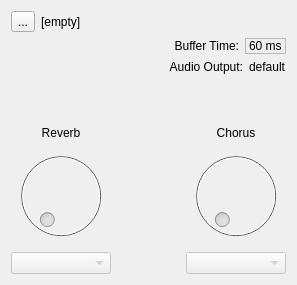
The window that guisynth/mainwindow.ui (pedrolcl/fluidlite-qtmultimedia) describes before a commit, drawn with Qt 5.
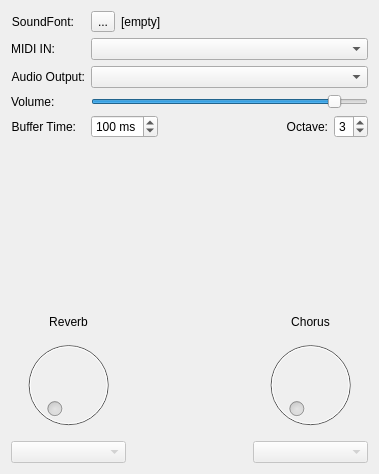
The same window after the commit. Icons and pictures are not drawn. Custom widgets are drawn as their Qt base class.

What changed in the file:
```diff
--- a/guisynth/mainwindow.ui
+++ b/guisynth/mainwindow.ui
@@ -6,8 +6,8 @@
    <rect>
     <x>0</x>
     <y>0</y>
-    <width>297</width>
-    <height>285</height>
+    <width>379</width>
+    <height>474</height>
    </rect>
   </property>
   <property name="windowTitle">
@@ -19,7 +19,225 @@
   </property>
   <widget class="QWidget" name="centralWidget">
    <layout class="QGridLayout" name="gridLayout">
-    <item row="3" column="1">
+    <item row="0" column="0" colspan="3">
+     <layout class="QFormLayout" name="formLayout">
+      <item row="0" column="0">
+       <widget class="QLabel" name="lblSoundfont">
+        <property name="text">
+         <string>SoundFont:</string>
+        </property>
+        <property name="alignment">
+         <set>Qt::AlignRight|Qt::AlignTrailing|Qt::AlignVCenter</set>
+        </property>
+        <property name="buddy">
+         <cstring>openButton</cstring>
+        </property>
+       </widget>
+      </item>
+      <item row="0" column="1">
+       <layout class="QHBoxLayout" name="horizontalLayout">
+        <item>
+         <widget class="QToolButton" name="openButton">
+          <property name="text">
+           <string>...</string>
+          </property>
+          <property name="icon">
+           <iconset resource="guisynth.qrc">
+            <normaloff>:/open.png</normaloff>:/open.png</iconset>
+          </property>
+          <property name="checkable">
+           <bool>false</bool>
+          </property>
+          <property name="checked">
+           <bool>false</bool>
+          </property>
+         </widget>
+        </item>
+        <item>
+         <widget class="QLabel" name="lblSong">
+          <property name="text">
+           <string>[empty]</string>
+          </property>
+         </widget>
+        </item>
+       </layout>
+      </item>
+      <item row="1" column="0">
+       <widget class="QLabel" name="lblMIDIIn">
+        <property name="text">
+         <string>MIDI IN:</string>
+        </property>
+        <property name="alignment">
+         <set>Qt::AlignRight|Qt::AlignTrailing|Qt::AlignVCenter</set>
+        </property>
+        <property name="buddy">
+         <cstring>combo_MIDI</cstring>
+        </property>
+       </widget>
+      </item>
+      <item row="1" column="1">
+       <widget class="QComboBox" name="combo_MIDI"/>
+      </item>
+      <item row="2" column="0">
+       <widget class="QLabel" name="lblAudioOut">
+        <property name="sizePolicy">
+         <sizepolicy hsizetype="Expanding" vsizetype="Minimum">
+          <horstretch>0</horstretch>
+          <verstretch>0</verstretch>
+         </sizepolicy>
+        </property>
+        <property name="text">
+         <string>Audio Output:</string>
+        </property>
+        <property name="alignment">
+         <set>Qt::AlignRight|Qt::AlignTrailing|Qt::AlignVCenter</set>
+        </property>
+        <property name="buddy">
+         <cstring>combo_Audio</cstring>
+        </property>
+       </widget>
+      </item>
+      <item row="2" column="1">
+       <widget class="QComboBox" name="combo_Audio"/>
+      </item>
+      <item row="3" column="0">
+       <widget class="QLabel" name="lblVolume">
+        <property name="text">
+         <string>Volume:</string>
+        </property>
+       </widget>
+      </item>
+      <item row="3" column="1">
+       <widget class="QSlider" name="slider_Volume">
+        <property name="maximum">
+         <number>100</number>
+        </property>
+        <property name="value">
+         <number>90</number>
+        </property>
+        <property name="orientation">
+         <enum>Qt::Horizontal</enum>
+        </property>
+       </widget>
+      </item>
+      <item row="4" column="0">
+       <widget class="QLabel" name="lblBufferTime">
+        <property name="sizePolicy">
+         <sizepolicy hsizetype="Expanding" vsizetype="Minimum">
+          <horstretch>0</horstretch>
+          <verstretch>0</verstretch>
+         </sizepolicy>
+        </property>
+        <property name="text">
+         <string>Buffer Time:</string>
+        </property>
+        <property name="alignment">
+         <set>Qt::AlignRight|Qt::AlignTrailing|Qt::AlignVCenter</set>
+        </property>
+        <property name="buddy">
+         <cstring>spin_Buffer</cstring>
+        </property>
+       </widget>
+      </item>
+      <item row="4" column="1">
+       <layout class="QHBoxLayout" name="horizontalLayout_2">
+        <item>
+         <widget class="QSpinBox" name="spin_Buffer">
+          <property name="sizePolicy">
+           <sizepolicy hsizetype="Fixed" vsizetype="Fixed">
+            <horstretch>0</horstretch>
+            <verstretch>0</verstretch>
+           </sizepolicy>
+          </property>
+          <property name="suffix">
+           <string> ms</string>
+          </property>
+          <property name="minimum">
+           <number>10</number>
+          </property>
+          <property name="maximum">
+           <number>200</number>
+          </property>
+          <property name="singleStep">
+           <number>10</number>
+          </property>
+          <property name="value">
+           <number>100</number>
+          </property>
+         </widget>
+        </item>
+        <item>
+         <widget class="QLabel" name="lblOctave">
+          <property name="text">
+           <string>Octave:</string>
+          </property>
+          <property name="alignment">
+           <set>Qt::AlignRight|Qt::AlignTrailing|Qt::AlignVCenter</set>
+          </property>
+          <property name="buddy">
+           <cstring>spin_Octave</cstring>
+          </property>
+         </widget>
+        </item>
+        <item>
+         <widget class="QSpinBox" name="spin_Octave">
+          <property name="sizePolicy">
+           <sizepolicy hsizetype="Fixed" vsizetype="Fixed">
+            <horstretch>0</horstretch>
+            <verstretch>0</verstretch>
+           </sizepolicy>
+          </property>
+          <property name="minimumSize">
+           <size>
+            <width>0</width>
+            <height>0</height>
+           </size>
+          </property>
+          <property name="minimum">
+           <number>1</number>
+          </property>
+          <property name="maximum">
+           <number>8</number>
+          </property>
+          <property name="value">
+           <number>3</number>
+          </property>
+         </widget>
+        </item>
+       </layout>
+      </item>
+     </layout>
+    </item>
+    <item row="1" column="0" colspan="3">
+     <widget class="drumstick::widgets::PianoKeybd" name="pianoKeybd">
+      <property name="sizePolicy">
+       <sizepolicy hsizetype="Preferred" vsizetype="Preferred">
+        <horstretch>0</horstretch>
+        <verstretch>0</verstretch>
+       </sizepolicy>
+      </property>
+      <property name="minimumSize">
+       <size>
+        <width>0</width>
+        <height>100</height>
+       </size>
+      </property>
+      <property name="baseOctave">
+       <number>3</number>
+      </property>
+      <property name="numKeys">
+       <number>25</number>
+      </property>
+      <property name="keyPressedColor">
+       <color>
+        <red>255</red>
+        <green>0</green>
+        <blue>0</blue>
+       </color>
+      </property>
+     </widget>
+    </item>
+    <item row="2" column="1">
      <spacer name="verticalSpacer">
       <property name="orientation">
        <enum>Qt::Vertical</enum>
@@ -32,7 +250,7 @@
       </property>
      </spacer>
     </item>
-    <item row="4" column="0">
+    <item row="3" column="0">
      <widget class="QLabel" name="lblReverb">
       <property name="text">
        <string>Reverb</string>
@@ -42,7 +260,7 @@
       </property>
      </widget>
     </item>
-    <item row="4" column="2">
+    <item row="3" column="2">
      <widget class="QLabel" name="lblChorus">
       <property name="text">
        <string>Chorus</string>
@@ -52,7 +270,7 @@
       </property>
      </widget>
     </item>
-    <item row="5" column="0">
+    <item row="4" column="0">
      <widget class="QDial" name="dial_Reverb">
       <property name="enabled">
        <bool>false</bool>
@@ -62,7 +280,7 @@
       </property>
      </widget>
     </item>
-    <item row="5" column="2">
+    <item row="4" column="2">
      <widget class="QDial" name="dial_Chorus">
       <property name="enabled">
        <bool>false</bool>
@@ -72,127 +290,43 @@
       </property>
      </widget>
     </item>
-    <item row="6" column="0">
+    <item row="5" column="0">
      <widget class="QComboBox" name="combo_Reverb">
       <property name="enabled">
        <bool>false</bool>
       </property>
      </widget>
     </item>
-    <item row="6" column="2">
+    <item row="5" column="2">
      <widget class="QComboBox" name="combo_Chorus">
       <property name="enabled">
        <bool>false</bool>
       </property>
      </widget>
     </item>
-    <item row="0" column="0" colspan="3">
-     <layout class="QHBoxLayout" name="horizontalLayout">
-      <item>
-       <widget class="QToolButton" name="openButton">
-        <property name="text">
-         <string>...</string>
-        </property>
-        <property name="icon">
-         <iconset resource="guisynth.qrc">
-          <normaloff>:/open.png</normaloff>:/open.png</iconset>
-        </property>
-        <property name="checkable">
-         <bool>false</bool>
-        </property>
-        <property name="checked">
-         <bool>false</bool>
-        </property>
-       </widget>
-      </item>
-      <item>
-       <widget class="QLabel" name="lblSong">
-        <property name="text">
-         <string>[empty]</string>
-        </property>
-       </widget>
-      </item>
-     </layout>
-    </item>
-    <item row="1" column="0" colspan="3">
-     <layout class="QHBoxLayout" name="horizontalLayout_2">
-      <item>
-       <widget class="QLabel" name="lblBufferTime">
-        <property name="sizePolicy">
-         <sizepolicy hsizetype="Expanding" vsizetype="Minimum">
-          <horstretch>0</horstretch>
-          <verstretch>0</verstretch>
-         </sizepolicy>
-        </property>
-        <property name="text">
-         <string>Buffer Time:</string>
-        </property>
-        <property name="alignment">
-         <set>Qt::AlignRight|Qt::AlignTrailing|Qt::AlignVCenter</set>
-        </property>
-       </widget>
-      </item>
-      <item>
-       <widget class="QLabel" name="bufTime">
-        <property name="sizePolicy">
-         <sizepolicy hsizetype="Minimum" vsizetype="Fixed">
-          <horstretch>0</horstretch>
-          <verstretch>0</verstretch>
-         </sizepolicy>
-        </property>
-        <property name="frameShape">
-         <enum>QFrame::StyledPanel</enum>
-        </property>
-        <property name="frameShadow">
-         <enum>QFrame::Plain</enum>
-        </property>
-        <property name="text">
-         <string>60 ms</string>
-        </property>
-        <property name="readOnly" stdset="0">
-         <bool>true</bool>
-        </property>
-       </widget>
-      </item>
-     </layout>
-    </item>
-    <item row="2" column="0" colspan="3">
-     <layout class="QHBoxLayout" name="horizontalLayout_3">
-      <item>
-       <widget class="QLabel" name="lblAudioOut">
-        <property name="sizePolicy">
-         <sizepolicy hsizetype="Expanding" vsizetype="Minimum">
-          <horstretch>0</horstretch>
-          <verstretch>0</verstretch>
-         </sizepolicy>
-        </property>
-        <property name="text">
-         <string>Audio Output:</string>
-        </property>
-        <property name="alignment">
-         <set>Qt::AlignRight|Qt::AlignTrailing|Qt::AlignVCenter</set>
-        </property>
-       </widget>
-      </item>
-      <item>
-       <widget class="QLabel" name="audioOutput">
-        <property name="sizePolicy">
-         <sizepolicy hsizetype="Minimum" vsizetype="Fixed">
-          <horstretch>0</horstretch>
-          <verstretch>0</verstretch>
-         </sizepolicy>
-        </property>
-        <property name="text">
-         <string>default</string>
-        </property>
-       </widget>
-      </item>
-     </layout>
-    </item>
    </layout>
   </widget>
  </widget>
  <layoutdefault spacing="6" margin="11"/>
+ <customwidgets>
+  <customwidget>
+   <class>drumstick::widgets::PianoKeybd</class>
+   <extends></extends>
+   <header location="global">drumstick/pianokeybd.h</header>
+  </customwidget>
+ </customwidgets>
+ <tabstops>
+  <tabstop>openButton</tabstop>
+  <tabstop>combo_MIDI</tabstop>
+  <tabstop>combo_Audio</tabstop>
+  <tabstop>spin_Buffer</tabstop>
+  <tabstop>spin_Octave</tabstop>
+  <tabstop>pianoKeybd</tabstop>
+  <tabstop>dial_Reverb</tabstop>
+  <tabstop>combo_Reverb</tabstop>
+  <tabstop>dial_Chorus</tabstop>
+  <tabstop>combo_Chorus</tabstop>
+ </tabstops>
  <resources>
   <include location="guisynth.qrc"/>
  </resources>
```
Left out of the diff: 24 changed lines with no effect on the pictures.
